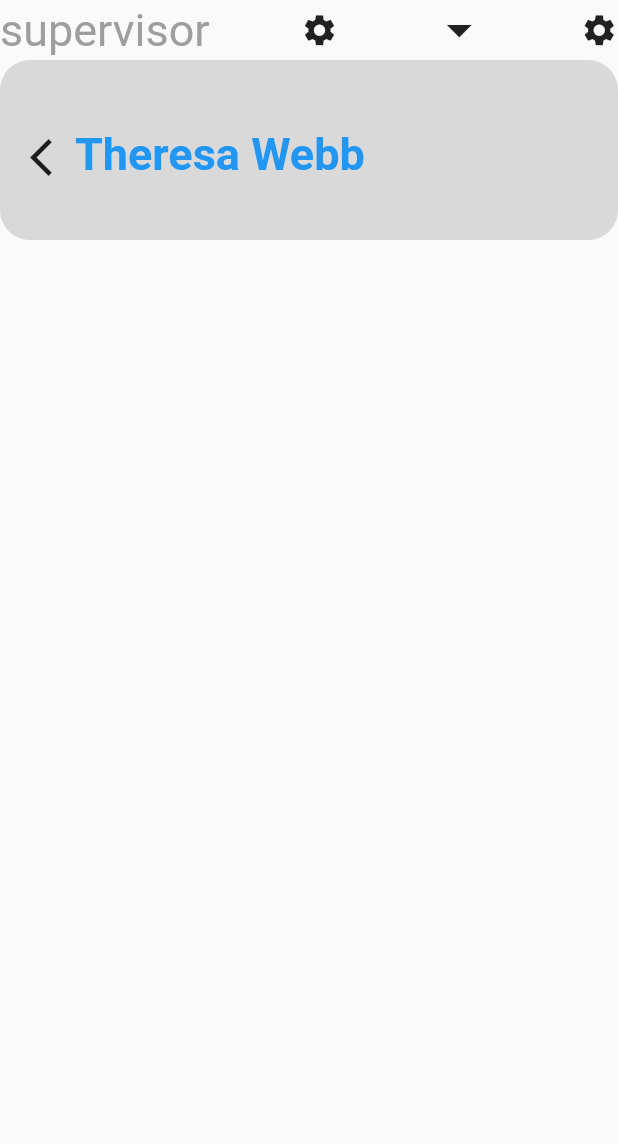
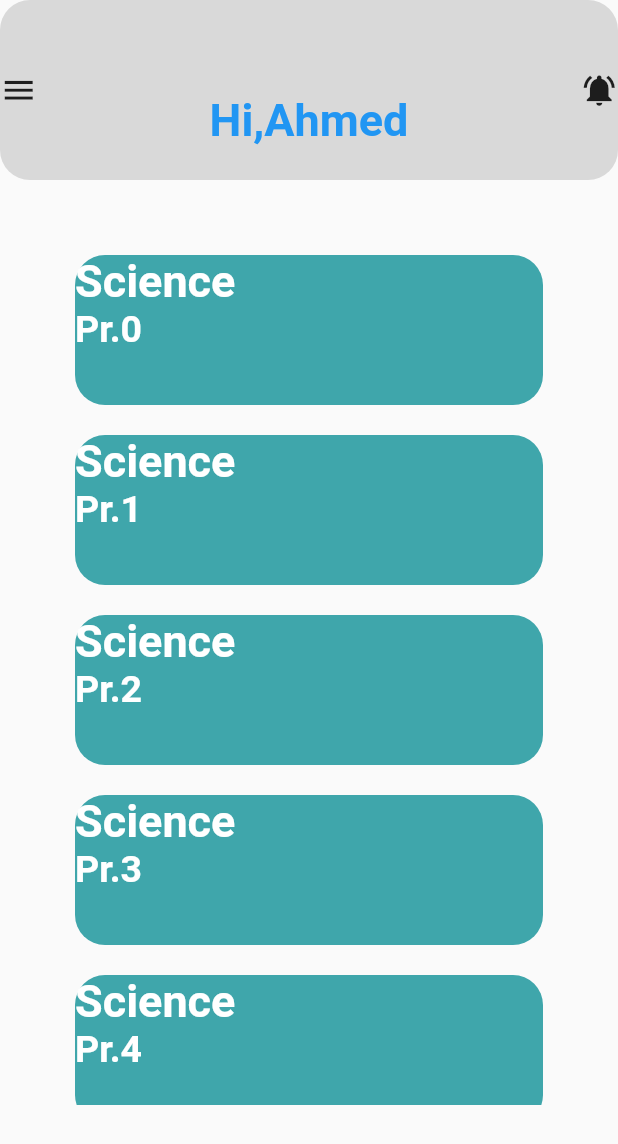
Before and after one commit to MemoGamal/Saad, a Flutter app: the screen it shows after launch, on a phone screen of 412 x 824 dp. Shown: the top 1144 px of the screen. Run offline on Flutter 3.47's test engine with Material 2 defaults, Android fonts, the phone set to English and light mode, and no system bars.

Commit message:
Abo saad a7la msa 3la f5adk

```diff
--- /dev/null
+++ b/lib/Presentation_layer/Third_Screen/Widgets/containerWidget.dart
@@ -0,0 +1,34 @@
+import 'package:flutter/material.dart';
+import 'package:ui_saad/Presentation_layer/resources/TextManager.dart';
+
+class ThirdScreenContainerWidgets extends StatelessWidget {
+  const ThirdScreenContainerWidgets({super.key});
+
+  @override
+  Widget build(BuildContext context) {
+    return const Row(
+      mainAxisAlignment: MainAxisAlignment.spaceBetween,
+      children: [
+        Icon(
+          Icons.menu,
+          size: 25,
+        ),
+        Padding(
+          padding: EdgeInsets.only(top: 40),
+          child: Text(
+            TextManager.topContainerThirdScreenText3,
+            style: TextStyle(
+              color: Colors.blue,
+              fontWeight: FontWeight.bold,
+              fontSize: 30,
+            ),
+          ),
+        ),
+        Icon(
+          Icons.notifications_active,
+          size: 25,
+        )
+      ],
+    );
+  }
+}
--- /dev/null
+++ b/lib/Presentation_layer/Third_Screen/Widgets/lessons.dart
@@ -0,0 +1,55 @@
+import 'package:flutter/material.dart';
+import 'package:ui_saad/Presentation_layer/resources/ColorManager.dart';
+import 'package:ui_saad/Presentation_layer/resources/TextManager.dart';
+import 'package:ui_saad/Presentation_layer/resources/ValueManager.dart';
+import 'package:ui_saad/Presentation_layer/resources/fontsizemanager.dart';
+
+class Lessons extends StatelessWidget {
+  final int index;
+  const Lessons({super.key, required this.index});
+
+  @override
+  Widget build(BuildContext context) {
+    return Padding(
+      padding: const EdgeInsets.symmetric(
+        horizontal: ValueManager.thirdScreenPaddingHorizontly,
+        vertical: ValueManager.thirdScreenPaddingVeritcally,
+      ),
+      child: Container(
+        width: ValueManager.thirdScreenContainerwidth,
+        height: ValueManager.thirdScreenContainerHeight,
+        decoration: BoxDecoration(
+          borderRadius:
+              BorderRadius.circular(ValueManager.topContainerBorderRadius),
+          color: ColorManager.thirdScreenLessonsContainerColor,
+        ),
+        child: Column(
+          crossAxisAlignment: CrossAxisAlignment.start,
+          children: [
+            const Row(
+              children: [
+                Text(
+                  TextManager.topContainerThirdScreenText1,
+                  style: TextStyle(
+                    color: Colors.white,
+                    fontWeight: FontWeight.bold,
+                    fontSize: Fontsizemanager.thirdScreentext1FontSize,
+                  ),
+                ),
+                // SVG_PIC_ASSET
+              ],
+            ),
+            Text(
+              "${TextManager.topContainerThirdScreenText2}$index",
+              style: const TextStyle(
+                color: Colors.white,
+                fontWeight: FontWeight.bold,
+                fontSize: 25,
+              ),
+            ),
+          ],
+        ),
+      ),
+    );
+  }
+}
--- /dev/null
+++ b/lib/Presentation_layer/Third_Screen/view/view.dart
@@ -0,0 +1,31 @@
+import 'package:flutter/material.dart';
+import 'package:ui_saad/Presentation_layer/Third_Screen/Widgets/lessons.dart';
+import 'package:ui_saad/Presentation_layer/main_Screen/Widget/Top_Container.dart';
+
+class ThirdScreen extends StatelessWidget {
+  const ThirdScreen({super.key});
+
+  @override
+  Widget build(BuildContext context) {
+    return Scaffold(
+      body: SafeArea(
+          child: Column(
+        children: [
+          const TopContainer(id: 3),
+          const SizedBox(
+            height: 40,
+          ),
+          SizedBox(
+            height: MediaQuery.of(context).size.height * 0.70,
+            child: ListView.builder(
+              itemCount: 5,
+              itemBuilder: (context, index) {
+                return Lessons(index: index);
+              },
+            ),
+          ),
+        ],
+      )),
+    );
+  }
+}
--- a/lib/Presentation_layer/main_Screen/ViewModel/Model_view.dart
+++ b/lib/Presentation_layer/main_Screen/ViewModel/Model_view.dart
@@ -1,6 +1,7 @@
 import 'dart:async';
 
 import 'package:flutter/material.dart';
+import 'package:ui_saad/Presentation_layer/Third_Screen/Widgets/containerWidget.dart';
 import 'package:ui_saad/Presentation_layer/base/baseViewModel.dart';
 import 'package:ui_saad/Presentation_layer/main_Screen/Widget/secondContainerWidget.dart';
 
@@ -47,7 +48,7 @@ class mainScreenViewModel extends BaseViewModel
         tempMap.addAll({id: myContainerWidget});
         break;
       case 3:
-        myContainerWidget = const MainScreenContainerWidgets();
+        myContainerWidget = const ThirdScreenContainerWidgets();
         tempMap.addAll({id: myContainerWidget});
         break;
       default:
--- a/lib/Presentation_layer/resources/ColorManager.dart
+++ b/lib/Presentation_layer/resources/ColorManager.dart
@@ -4,6 +4,7 @@ class ColorManager {
   static const Color topContainerColor = Color(0xffd9d9d9);
   static const Color topContainerText1Colours = Colors.black;
   static const Color topContainerText2Colours = Colors.grey;
+  static const Color thirdScreenLessonsContainerColor = Color(0xff3fa6ab);
 
   static const containerColors = [
     // Container
--- a/lib/Presentation_layer/resources/TextManager.dart
+++ b/lib/Presentation_layer/resources/TextManager.dart
@@ -4,6 +4,10 @@ class TextManager {
   static const String topContainerText3 = "Today Presentation";
   static const String topContainerSecondScreenText1 = "supervisor";
   static const String topContainerSecondScreenText2 = "Theresa Webb";
+  static const String topContainerThirdScreenText1 = "Science";
+  static const String topContainerThirdScreenText2 = "Pr.";
+  static const String topContainerThirdScreenText3 = "Hi,Ahmed";
+
   static const teachernames = [
     // Container
     "Ali",
--- a/lib/Presentation_layer/resources/ValueManager.dart
+++ b/lib/Presentation_layer/resources/ValueManager.dart
@@ -12,6 +12,12 @@ class ValueManager {
   static const firstScreenContainerWidth = 100.0;
   static const theContainerPaddingValueTopAndBottom = 10.0;
   static const theContainerPaddingValueRightAndLeft = 40.0;
+
+  // Third_Screen
+  static const double thirdScreenPaddingHorizontly = 50;
+  static const double thirdScreenPaddingVeritcally = 10;
+  static const double thirdScreenContainerwidth = 100;
+  static const double thirdScreenContainerHeight = 100;
 }
 
 class IDManager {
--- a/lib/Presentation_layer/resources/fontsizemanager.dart
+++ b/lib/Presentation_layer/resources/fontsizemanager.dart
@@ -4,4 +4,7 @@ class Fontsizemanager {
 
   static const theContainerText1FontSize = 25.0;
   static const theContainerText2FontSize = 12.0;
+
+  //Third_Screen
+  static const thirdScreentext1FontSize = 30.0;
 }
--- a/lib/main.dart
+++ b/lib/main.dart
@@ -1,4 +1,5 @@
 import 'package:flutter/material.dart';
+import 'package:ui_saad/Presentation_layer/Third_Screen/view/view.dart';
 import 'package:ui_saad/Presentation_layer/main_Screen/View/View.dart';
 import 'package:ui_saad/Presentation_layer/second_Screen/view/view.dart';
 
@@ -13,7 +14,7 @@ class MyApp extends StatelessWidget {
   Widget build(BuildContext context) {
     return const MaterialApp(
       debugShowCheckedModeBanner: false,
-      home: SecondScreen(),
+      home: ThirdScreen(),
     );
   }
 }
```
